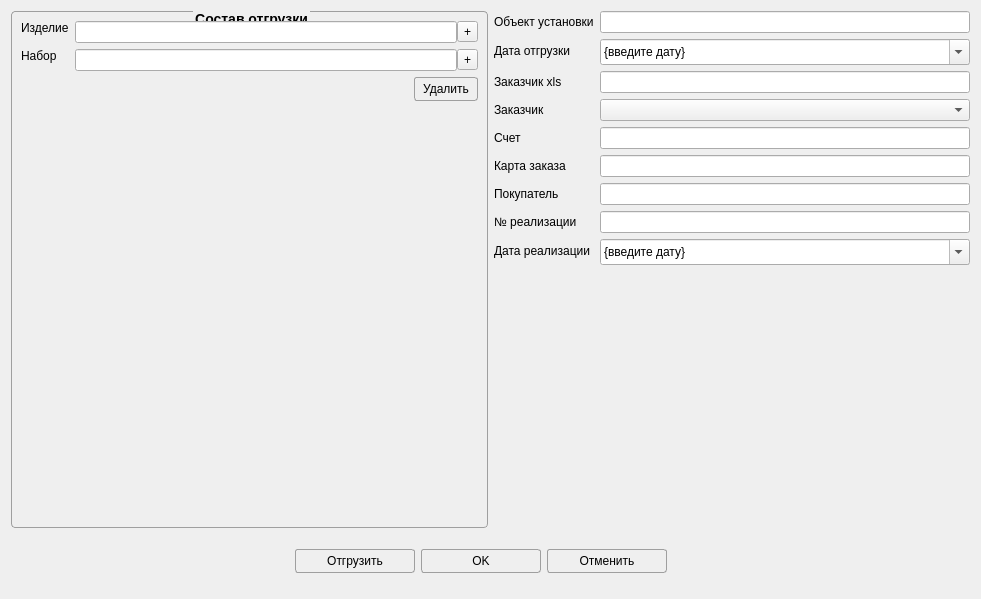
This is Remont/shipwindow.ui in AlexeyScherbakov2021/Remont2 as Qt 5 draws it before an edit. The edited form follows.
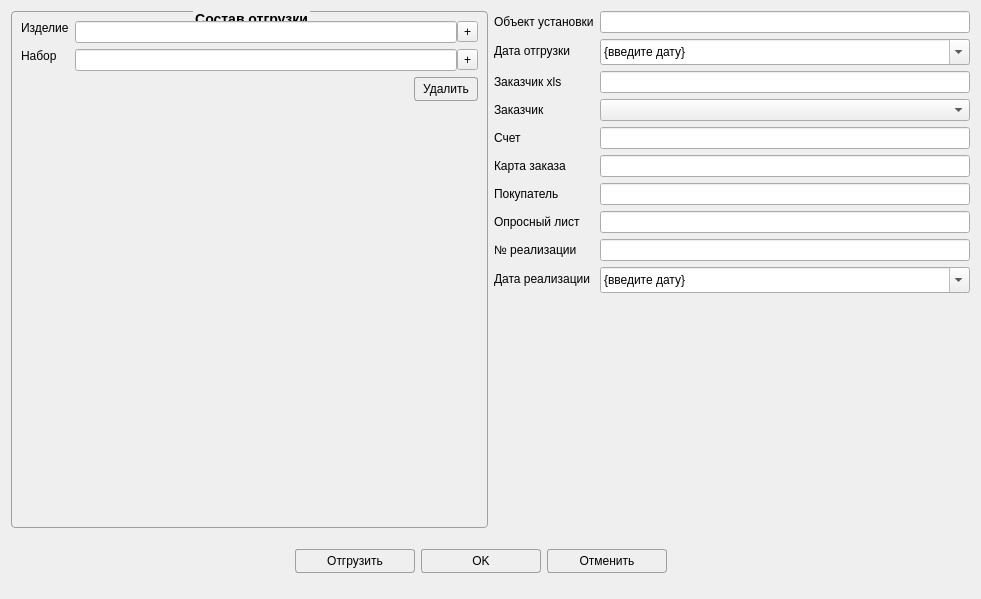
This is the edited form. Icons and pictures are not drawn. Custom widgets are drawn as their Qt base class.

Commit message: Добавлен опросный лист в отгрузку

Patch:
```diff
--- a/Remont/shipwindow.ui
+++ b/Remont/shipwindow.ui
@@ -415,14 +415,14 @@
          </property>
         </widget>
        </item>
-       <item row="7" column="0">
+       <item row="8" column="0">
         <widget class="QLabel" name="label_12">
          <property name="text">
           <string>№ реализации</string>
          </property>
         </widget>
        </item>
-       <item row="7" column="1">
+       <item row="8" column="1">
         <widget class="QLineEdit" name="leNumUPD">
          <property name="sizePolicy">
           <sizepolicy hsizetype="Expanding" vsizetype="Fixed">
@@ -432,14 +432,14 @@
          </property>
         </widget>
        </item>
-       <item row="8" column="0">
+       <item row="9" column="0">
         <widget class="QLabel" name="label_13">
          <property name="text">
           <string>Дата реализации</string>
          </property>
         </widget>
        </item>
-       <item row="8" column="1">
+       <item row="9" column="1">
         <widget class="DateEdit" name="deDateUPD">
          <property name="sizePolicy">
           <sizepolicy hsizetype="Preferred" vsizetype="Fixed">
@@ -464,7 +464,7 @@
          </property>
          <property name="dateTime">
           <datetime>
-           <hour>15</hour>
+           <hour>18</hour>
            <minute>0</minute>
            <second>0</second>
            <year>1900</year>
@@ -474,7 +474,7 @@
          </property>
          <property name="time">
           <time>
-           <hour>15</hour>
+           <hour>18</hour>
            <minute>0</minute>
            <second>0</second>
           </time>
@@ -488,14 +488,14 @@
          </property>
          <property name="maximumTime">
           <time>
-           <hour>23</hour>
+           <hour>3</hour>
            <minute>59</minute>
            <second>59</second>
           </time>
          </property>
          <property name="minimumTime">
           <time>
-           <hour>15</hour>
+           <hour>18</hour>
            <minute>0</minute>
            <second>0</second>
           </time>
@@ -521,6 +521,16 @@
          </property>
         </widget>
        </item>
+       <item row="7" column="0">
+        <widget class="QLabel" name="label_3">
+         <property name="text">
+          <string>Опросный лист</string>
+         </property>
+        </widget>
+       </item>
+       <item row="7" column="1">
+        <widget class="QLineEdit" name="leQuestList"/>
+       </item>
       </layout>
      </item>
     </layout>
```
Left out of the diff: 6 changed lines with no effect on the pictures. The commit also changes 6 other files.
